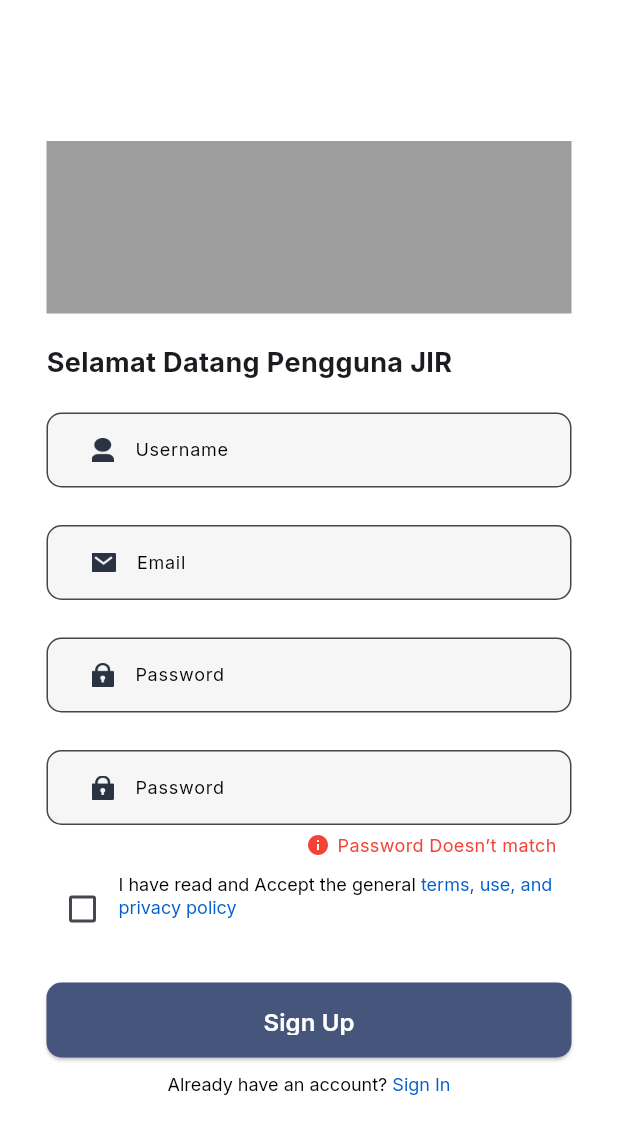
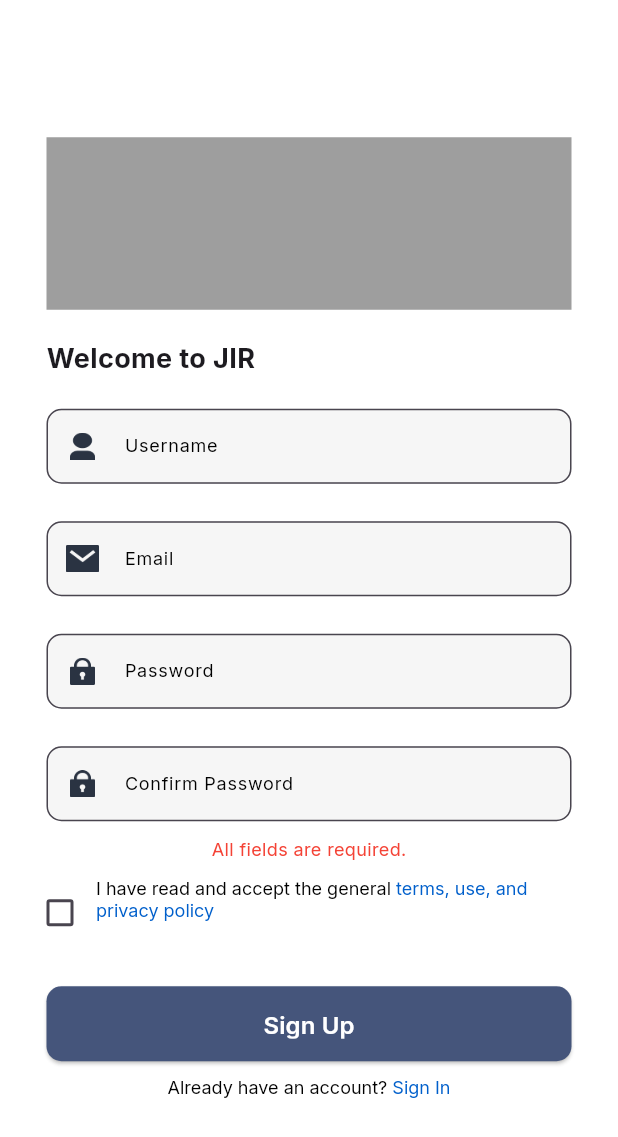
Before and after one commit to Alif-Fikri/JIR, a Flutter app: the SignupPage screen opened directly, after a tap on "Sign Up", on a phone screen of 412 x 824 dp. Shown: the top 1137 px of the screen. Run offline on Flutter 3.47's test engine with Material 3 defaults, Android fonts, the phone set to English and light mode, and no system bars; our stand-ins replace google_fonts; network calls fail.

Commit message:
On Progress Login and Fix Logic Signup

```diff
--- a/lib/main.dart
+++ b/lib/main.dart
@@ -3,7 +3,6 @@ import 'package:smartcitys/pages/auth/login.dart';
 import 'package:smartcitys/pages/auth/signup.dart';
 import 'package:smartcitys/helper/menu.dart';
 import 'package:smartcitys/pages/profile/settings/settings_page.dart';
-
 
 void main() {
   runApp(MyApp());
@@ -17,7 +16,7 @@ class MyApp extends StatelessWidget {
     return MaterialApp(
       title: 'Login Page',
       theme: ThemeData(),
-      home: Menu(),
+      home: SignupPage(),
     );
   }
 }
--- a/lib/pages/auth/signup.dart
+++ b/lib/pages/auth/signup.dart
@@ -1,7 +1,10 @@
 import 'package:flutter/gestures.dart';
 import 'package:flutter/material.dart';
 import 'package:google_fonts/google_fonts.dart';
+import 'package:smartcitys/helper/menu.dart';
 import 'package:smartcitys/pages/auth/login.dart';
+import 'package:http/http.dart' as http;
+import 'dart:convert';
 
 class SignupPage extends StatefulWidget {
   const SignupPage({super.key});
@@ -11,21 +14,95 @@ class SignupPage extends StatefulWidget {
 }
 
 class _SignupPageState extends State<SignupPage> {
+  bool isTermsAccepted = false;
   bool isPasswordMismatch = false;
-  bool isTermsAccepted = false;
   String errorMessage = '';
+  String username = '';
+  String email = '';
+  String password = '';
+  String confirmPassword = '';
+
+  final fixedWidth = 350.0;
+  final fixedHeight = 50.0;
+
+  Future<void> _registerUser() async {
+    final url = Uri.parse('http://localhost:8000/auth/signup');
+    try {
+      final response = await http.post(
+        url,
+        headers: {'Content-Type': 'application/json'},
+        body: jsonEncode({
+          'username': username,
+          'email': email,
+          'password': password,
+        }),
+      );
+      if (!mounted) return;
+
+      if (response.statusCode == 200) {
+        // Berhasil, navigasi ke halaman login
+        Navigator.of(context).push(MaterialPageRoute(
+          builder: (context) => const Menu(),
+        ));
+      } else {
+        // Gagal, tampilkan error
+        final responseBody = jsonDecode(response.body);
+        setState(() {
+          errorMessage = responseBody['message'] ?? 'Registration failed';
+        });
+      }
+    } catch (e) {
+      setState(() {
+        errorMessage = 'Failed to connect to the server. Please try again.';
+      });
+    }
+  }
+
+  void _validateAndRegister() {
+    setState(() {
+      errorMessage = '';
+      isPasswordMismatch = false;
+
+      // Validasi Input
+      if (username.isEmpty ||
+          email.isEmpty ||
+          password.isEmpty ||
+          confirmPassword.isEmpty) {
+        errorMessage = 'All fields are required.';
+        return;
+      }
+
+      if (!RegExp(r'^[^@]+@[^@]+\.[^@]+').hasMatch(email)) {
+        errorMessage = 'Invalid email format.';
+        return;
+      }
+
+      if (password != confirmPassword) {
+        errorMessage = 'Password doesn’t match.';
+        isPasswordMismatch = true;
+        return;
+      }
+
+      if (!isTermsAccepted) {
+        errorMessage = 'You must accept the terms and conditions.';
+        return;
+      }
+    });
+
+    // Jika semua validasi berhasil, kirim data ke server
+    if (errorMessage.isEmpty) {
+      _registerUser();
+    }
+  }
 
   @override
   Widget build(BuildContext context) {
-    const fixedWidth = 350.0;
-    const fixedHeight = 50.0;
-
-    return PopScope(
-      canPop: false,
+    return WillPopScope(
+      onWillPop: () async => false, // Prevent back navigation
       child: Scaffold(
         backgroundColor: Colors.white,
         body: Center(
-          child: Padding(
+          child: SingleChildScrollView(
             padding: const EdgeInsets.all(16.0),
             child: Column(
               mainAxisAlignment: MainAxisAlignment.center,
@@ -42,174 +119,50 @@ class _SignupPageState extends State<SignupPage> {
                   child: Align(
                     alignment: Alignment.centerLeft,
                     child: Text(
-                      'Selamat Datang Pengguna JIR',
+                      'Welcome to JIR',
                       style: GoogleFonts.inter(
                         textStyle: const TextStyle(
-                            fontSize: 18, fontWeight: FontWeight.bold),
+                          fontSize: 18,
+                          fontWeight: FontWeight.bold,
+                        ),
                       ),
                     ),
                   ),
                 ),
                 const SizedBox(height: 20),
-                SizedBox(
-                  width: fixedWidth, // Set lebar tetap untuk field input
-                  height: fixedHeight,
-                  child: TextField(
-                    style: GoogleFonts.inter(
-                      fontSize: 12,
-                      fontWeight: FontWeight.w400,
-                      color:
-                          Colors.black,
-                    ),
-                    decoration: InputDecoration(
-                      filled: true,
-                      fillColor: const Color(0xFFF6F6F6),
-                      labelText: 'Username',
-                      labelStyle: GoogleFonts.inter(
-                        fontSize: 12,
-                        fontWeight: FontWeight.w400,
-                        color: Colors.black,
-                      ),
-                      prefixIcon: Padding(
-                        padding: const EdgeInsets.only(
-                            bottom: 15.0, top: 15.0, left: 30, right: 10),
-                        child: Image.asset(
-                          'assets/images/person.png',
-                          width: 15,
-                          height: 16,
-                        ),
-                      ),
-                      border: OutlineInputBorder(
-                        borderRadius: BorderRadius.circular(10),
-                      ),
-                    ),
-                  ),
+                // Username Field
+                _buildTextField(
+                  label: 'Username',
+                  icon: 'assets/images/person.png',
+                  onChanged: (value) => setState(() => username = value),
                 ),
                 const SizedBox(height: 25),
-                SizedBox(
-                  width: fixedWidth,
-                  height: fixedHeight,
-                  child: TextField(
-                    style: GoogleFonts.inter(
-                      fontSize: 12,
-                      fontWeight: FontWeight.w400,
-                      color: Colors.black,
-                    ),
-                    decoration: InputDecoration(
-                      filled: true,
-                      fillColor: const Color(0xFFF6F6F6),
-                      labelText: 'Email',
-                      labelStyle: GoogleFonts.inter(
-                        fontSize: 12,
-                        fontWeight: FontWeight.w400,
-                        color: Colors.black,
-                      ),
-                      prefixIcon: Padding(
-                        padding: const EdgeInsets.only(
-                            bottom: 15.0, top: 15.0, left: 30, right: 10),
-                        child: Image.asset(
-                          'assets/images/email.png',
-                          width: 16,
-                          height: 17,
-                        ),
-                      ),
-                      border: OutlineInputBorder(
-                        borderRadius: BorderRadius.circular(10),
-                      ),
-                    ),
-                  ),
+                // Email Field
+                _buildTextField(
+                  label: 'Email',
+                  icon: 'assets/images/email.png',
+                  onChanged: (value) => setState(() => email = value),
                 ),
                 const SizedBox(height: 25),
-                SizedBox(
-                  width: fixedWidth,
-                  height: fixedHeight,
-                  child: TextField(
-                    style: GoogleFonts.inter(
-                      fontSize: 12,
-                      fontWeight: FontWeight.w400,
-                      color:
-                          Colors.black,
-                    ),
-                    obscureText: true,
-                    decoration: InputDecoration(
-                      filled: true,
-                      fillColor: const Color(0xFFF6F6F6),
-                      labelText: 'Password',
-                      labelStyle: GoogleFonts.inter(
-                          fontSize: 12,
-                          fontWeight: FontWeight.w400,
-                          color: Colors.black),
-                      prefixIcon: Padding(
-                        padding: const EdgeInsets.only(
-                            bottom: 15.0, top: 15.0, left: 30, right: 10),
-                        child: Image.asset(
-                          'assets/images/password.png',
-                          width: 15,
-                          height: 16,
-                        ),
-                      ),
-                      border: OutlineInputBorder(
-                        borderRadius: BorderRadius.circular(10),
-                      ),
-                    ),
-                  ),
+                // Password Field
+                _buildTextField(
+                  label: 'Password',
+                  icon: 'assets/images/password.png',
+                  isObscure: true,
+                  onChanged: (value) => setState(() => password = value),
                 ),
                 const SizedBox(height: 25),
-                SizedBox(
-                  width: fixedWidth, // Set lebar tetap untuk field input
-                  height: fixedHeight,
-                  child: TextField(
-                    style: GoogleFonts.inter(
-                      fontSize: 12,
-                      fontWeight: FontWeight.w400,
-                      color:
-                          Colors.black, // Warna teks yang diketik oleh pengguna
+                // Confirm Password Field
+                _buildTextField(
+                  label: 'Confirm Password',
+                  icon: 'assets/images/password.png',
+                  isObscure: true,
+                  onChanged: (value) => setState(() => confirmPassword = value),
                 ),
-                    obscureText: true,
-                    decoration: InputDecoration(
-                      filled: true,
-                      fillColor: const Color(0xFFF6F6F6),
-                      labelText: 'Password',
-                      labelStyle: GoogleFonts.inter(
-                          fontSize: 12,
-                          fontWeight: FontWeight.w400,
-                          color: Colors.black),
-                      prefixIcon: Padding(
-                        padding: const EdgeInsets.only(
-                            bottom: 15.0, top: 15.0, left: 30, right: 10),
-                        child: Image.asset(
-                          'assets/images/password.png',
-                          width: 15,
-                          height: 16,
-                        ),
-                      ),
-                      border: OutlineInputBorder(
-                        borderRadius: BorderRadius.circular(10),
-                      ),
-                    ),
-                    onChanged: (value) {
-                      setState(() {
-                        isPasswordMismatch = true; // Simulasi password mismatch
-                      });
-                    },
-                  ),
-                ),
-                if (isPasswordMismatch)
-                  Container(
-                    width: fixedWidth,
-                    alignment: Alignment.centerRight,
-                    child: Padding(
-                      padding: const EdgeInsets.only(top: 5, right: 10),
-                      child: Row(
-                        mainAxisAlignment: MainAxisAlignment.end,
-                        children: [
-                          const Icon(
-                            Icons.info,
-                            color: Colors.red,
-                            size: 16,
-                          ),
-                          const SizedBox(width: 5),
-                          Text(
+                if (errorMessage.isNotEmpty)
+                  Padding(
+                    padding: const EdgeInsets.only(top: 10),
+                    child: Text(
                       errorMessage,
                       style: GoogleFonts.inter(
                         textStyle: const TextStyle(
@@ -218,44 +171,39 @@ class _SignupPageState extends State<SignupPage> {
                         ),
                       ),
                     ),
-                        ],
-                      ),
-                    ),
                   ),
                 const SizedBox(height: 10),
-                SizedBox(
-                  width: fixedWidth,
-                  child: Row(
+                // Terms and Conditions Checkbox
+                Row(
                   crossAxisAlignment: CrossAxisAlignment.start,
                   children: [
                     Checkbox(
-                        activeColor: Colors.white,
-                        checkColor: Colors.black,
                       value: isTermsAccepted,
-                        onChanged: (value) {
-                          setState(() {
-                            isTermsAccepted = value!;
-                          });
-                        },
+                      onChanged: (value) =>
+                          setState(() => isTermsAccepted = value!),
                     ),
                     Expanded(
                       child: RichText(
                         text: TextSpan(
-                            text: 'I have read and Accept the general ',
+                          text: 'I have read and accept the general ',
                           style: GoogleFonts.inter(
                             textStyle: const TextStyle(
-                                  color: Colors.black, fontSize: 12),
+                              color: Colors.black,
+                              fontSize: 12,
                             ),
-                            children: <TextSpan>[
+                          ),
+                          children: [
                             TextSpan(
                               text: 'terms, use, and privacy policy',
                               style: GoogleFonts.inter(
                                 textStyle: const TextStyle(
-                                      color: Color(0xFF005FCB), fontSize: 12),
+                                  color: Color(0xFF005FCB),
+                                  fontSize: 12,
+                                ),
                               ),
                               recognizer: TapGestureRecognizer()
                                 ..onTap = () {
-                                    // Aksi untuk membuka halaman terms
+                                  // Action to open terms page
                                 },
                             ),
                           ],
@@ -264,18 +212,15 @@ class _SignupPageState extends State<SignupPage> {
                     ),
                   ],
                 ),
-                ),
                 const SizedBox(height: 25),
+                // Sign Up Button
                 SizedBox(
                   width: fixedWidth,
                   height: fixedHeight,
                   child: ElevatedButton(
                     onPressed: () {
-                      // Aksi saat tombol Sign In ditekan
-                      setState(() {
-                        isPasswordMismatch = true; // Contoh menampilkan error
-                        errorMessage = 'Password Doesn’t match';
-                      });
+                      // Panggil fungsi validasi dan registrasi
+                      _validateAndRegister();
                     },
                     style: ElevatedButton.styleFrom(
                       padding: const EdgeInsets.symmetric(vertical: 15),
@@ -290,32 +235,37 @@ class _SignupPageState extends State<SignupPage> {
                         textStyle: const TextStyle(
                           fontSize: 16,
                           color: Colors.white,
-                            fontWeight: FontWeight.w600),
+                          fontWeight: FontWeight.w600,
                         ),
                       ),
                     ),
                   ),
+                ),
+
                 const SizedBox(height: 10),
                 RichText(
                   text: TextSpan(
                     text: 'Already have an account? ',
                     style: GoogleFonts.inter(
-                      textStyle:
-                          const TextStyle(color: Colors.black, fontSize: 12),
+                      textStyle: const TextStyle(
+                        color: Colors.black,
+                        fontSize: 12,
                       ),
-                    children: <TextSpan>[
+                    ),
+                    children: [
                       TextSpan(
                         text: 'Sign In',
                         style: GoogleFonts.inter(
                           textStyle: const TextStyle(
-                              color: Color(0xFF005FCB), fontSize: 12),
+                            color: Color(0xFF005FCB),
+                            fontSize: 12,
+                          ),
                         ),
                         recognizer: TapGestureRecognizer()
                           ..onTap = () {
                             Navigator.of(context).push(
                               MaterialPageRoute(
-                                builder: (context) =>
-                                    LoginPage(), // Halaman Signup
+                                builder: (context) => const LoginPage(),
                               ),
                             );
                           },
@@ -330,4 +280,46 @@ class _SignupPageState extends State<SignupPage> {
       ),
     );
   }
+
+  Widget _buildTextField({
+    required String label,
+    required String icon,
+    bool isObscure = false,
+    required ValueChanged<String> onChanged,
+  }) {
+    return SizedBox(
+      width: fixedWidth,
+      height: fixedHeight,
+      child: TextField(
+        style: GoogleFonts.inter(
+          fontSize: 12,
+          fontWeight: FontWeight.w400,
+          color: Colors.black,
+        ),
+        obscureText: isObscure,
+        decoration: InputDecoration(
+          filled: true,
+          fillColor: const Color(0xFFF6F6F6),
+          labelText: label,
+          labelStyle: GoogleFonts.inter(
+            fontSize: 12,
+            fontWeight: FontWeight.w400,
+            color: Colors.black,
+          ),
+          prefixIcon: Padding(
+            padding: const EdgeInsets.symmetric(horizontal: 10, vertical: 15),
+            child: Image.asset(
+              icon,
+              width: 16,
+              height: 16,
+            ),
+          ),
+          border: OutlineInputBorder(
+            borderRadius: BorderRadius.circular(10),
+          ),
+        ),
+        onChanged: onChanged,
+      ),
+    );
   }
+}
--- a/pubspec.yaml
+++ b/pubspec.yaml
@@ -37,12 +37,6 @@ dependencies:
   http: ^1.2.2
 
 dev_dependencies:
-
-  # The "flutter_lints" package below contains a set of recommended lints to
-  # encourage good coding practices. The lint set provided by the package is
-  # activated in the `analysis_options.yaml` file located at the root of your
-  # package. See that file for information about deactivating specific lint
-  # rules and activating additional ones.
   flutter_lints: ^3.0.0
   flutter_test:
     sdk: flutter
```
Also changed, not shown: lib/pages/auth/login.dart (+59 -18 lines). Lines whose indentation alone changed are shown as unchanged.
